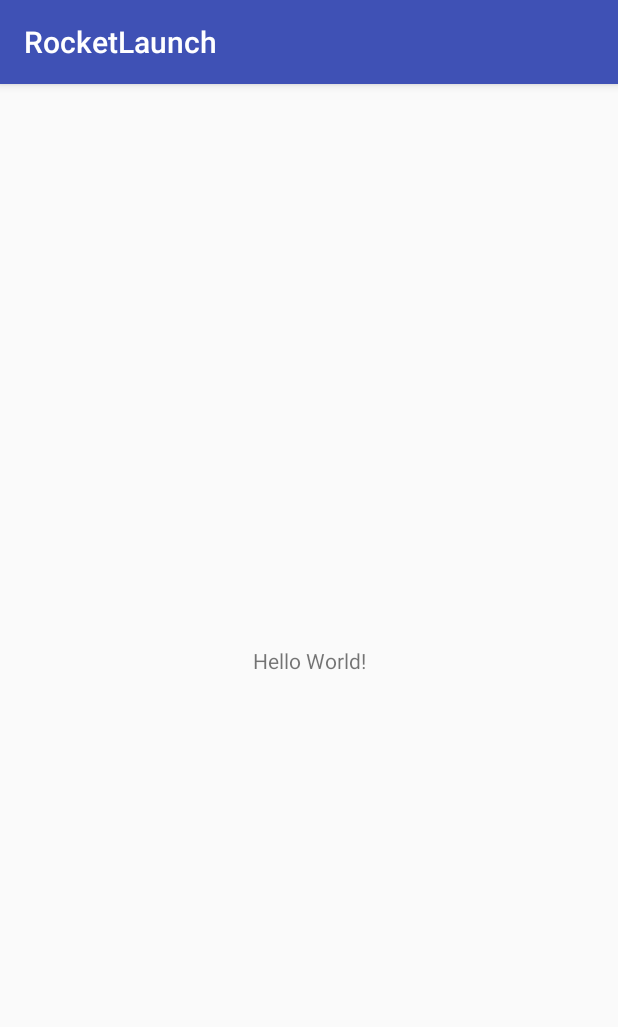
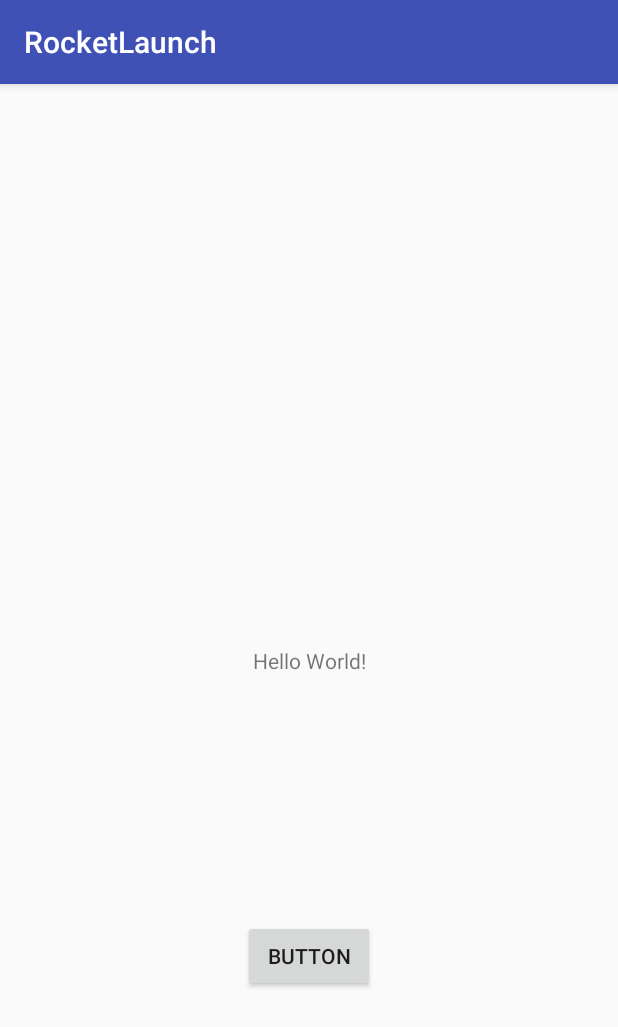
Before and after one commit to Nik286/RocketLaunch, an Android app: the screen it shows after launch (MainActivity), on a phone screen of 412 x 824 dp. Shown: the top 1027 px of the screen. Run offline under Robolectric (Android 15) with nearby library versions, the phone set to English and light mode, and no system bars.

Commit message:
added test button

```diff
--- a/app/src/main/res/layout/activity_main.xml
+++ b/app/src/main/res/layout/activity_main.xml
@@ -13,6 +13,18 @@
         app:layout_constraintBottom_toBottomOf="parent"
         app:layout_constraintLeft_toLeftOf="parent"
         app:layout_constraintRight_toRightOf="parent"
-        app:layout_constraintTop_toTopOf="parent" />
+        app:layout_constraintTop_toTopOf="parent"
+        android:id="@+id/textView" />
+
+    <Button
+        android:id="@+id/button"
+        android:layout_width="wrap_content"
+        android:layout_height="wrap_content"
+        android:onClick="launchGame"
+        android:text="Button"
+        app:layout_constraintBottom_toBottomOf="parent"
+        app:layout_constraintTop_toBottomOf="@+id/textView"
+        app:layout_constraintRight_toRightOf="parent"
+        app:layout_constraintLeft_toLeftOf="parent" />
 
 </android.support.constraint.ConstraintLayout>
```
